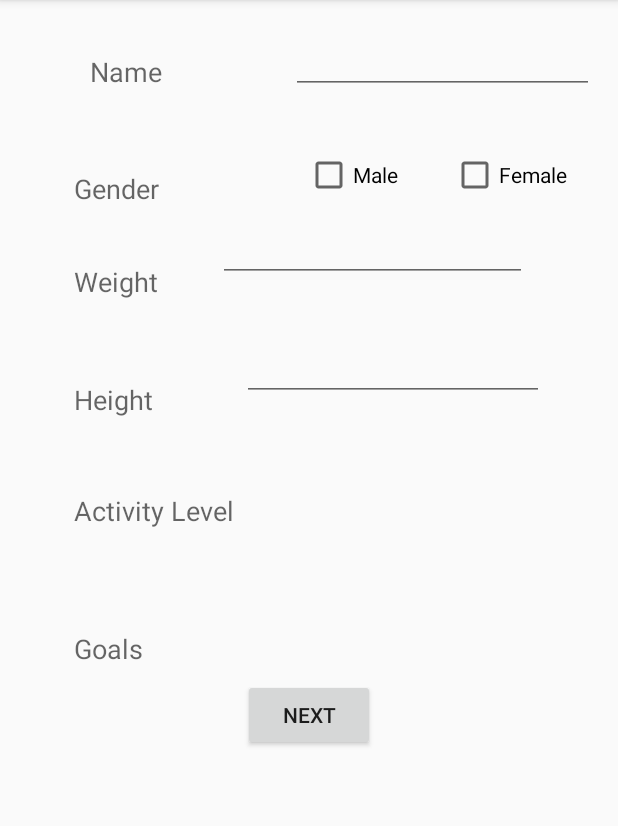
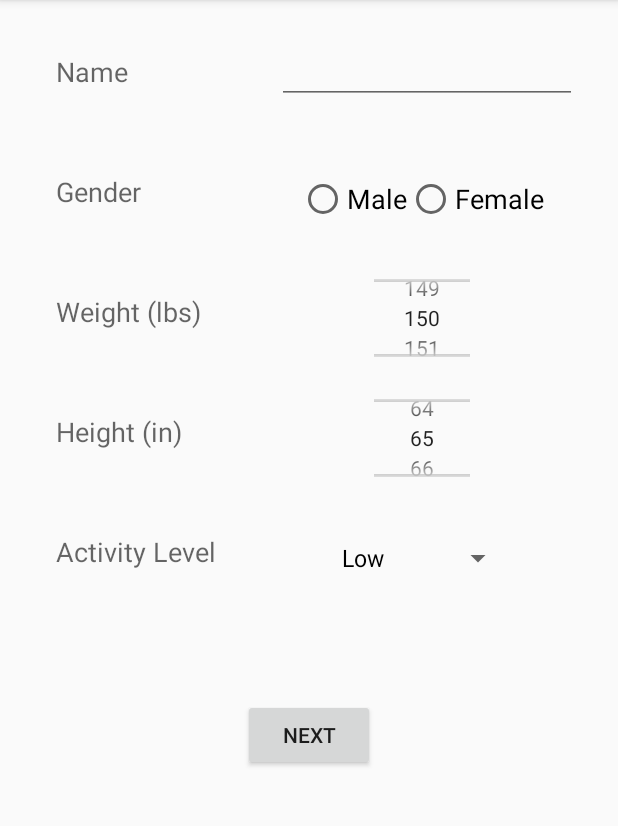
Before and after one commit to adityap92/mypersonaltrainer, an Android app: the screen it shows after launch (MainActivity), after a tap on "Sign in", on a phone screen of 412 x 824 dp, the part 84-910 px from its top. Run offline under Robolectric (Android 15) with nearby library versions, the phone set to English and light mode, and no system bars; our stand-ins replace ButterKnife.

Commit message:
added formatting to fragment_bio and edited User table to not include goals

```diff
--- a/app/src/main/java/io/mypersonaltrainer/mypersonaltrainer/BioFragment.java
+++ b/app/src/main/java/io/mypersonaltrainer/mypersonaltrainer/BioFragment.java
@@ -1,5 +1,6 @@
 package io.mypersonaltrainer.mypersonaltrainer;
 
+import android.content.Context;
 import android.os.Bundle;
 import android.support.annotation.Nullable;
 import android.support.v4.app.Fragment;
@@ -7,7 +8,10 @@ import android.support.v4.app.FragmentManager;
 import android.view.LayoutInflater;
 import android.view.View;
 import android.view.ViewGroup;
+import android.widget.ArrayAdapter;
 import android.widget.Button;
+import android.widget.NumberPicker;
+import android.widget.Spinner;
 
 import butterknife.BindView;
 import butterknife.ButterKnife;
@@ -22,6 +26,13 @@ public class BioFragment extends Fragment {
     private Unbinder unbinder;
     @BindView(R.id.bNext)
     Button bNext;
+    @BindView(R.id.npBioWeight)
+    NumberPicker npBioWeight;
+    @BindView(R.id.npBioHeight)
+    NumberPicker npBioHeight;
+    @BindView(R.id.spinner)
+    Spinner activityLevel;
+    Context mContext;
 
     public BioFragment(){}
 
@@ -30,6 +41,20 @@ public class BioFragment extends Fragment {
     public View onCreateView(LayoutInflater inflater, @Nullable ViewGroup container, @Nullable Bundle savedInstanceState) {
         View view = inflater.inflate(R.layout.fragment_bio, container, false);
         unbinder = ButterKnife.bind(this, view);
+
+        mContext = getContext();
+
+        npBioWeight.setMaxValue(400);
+        npBioWeight.setMinValue(0);
+        npBioWeight.setValue(150);
+
+        npBioHeight.setMaxValue(84);
+        npBioHeight.setMinValue(48);
+        npBioHeight.setValue(65);
+
+        ArrayAdapter<CharSequence> adapter = ArrayAdapter.createFromResource(mContext,
+                R.array.arr_activity_level, android.R.layout.simple_spinner_dropdown_item);
+        activityLevel.setAdapter(adapter);
 
         bNext.setOnClickListener(new View.OnClickListener() {
             @Override
--- a/app/src/main/java/io/mypersonaltrainer/mypersonaltrainer/data/DBContract.java
+++ b/app/src/main/java/io/mypersonaltrainer/mypersonaltrainer/data/DBContract.java
@@ -28,7 +28,6 @@ public class DBContract {
         public static final String COLUMN_USER_HEIGHT = "height";
         public static final String COLUMN_USER_WEIGHT = "weight";
         public static final String COLUMN_USER_ACTIVITY_LEVEL = "activityLevel";
-        public static final String COLUMN_USER_GOALS = "goals";
     }
 
     public static final class PlannerEntry implements BaseColumns {
@@ -50,7 +49,10 @@ public class DBContract {
 
         public static final String TABLE_NAME = "workout";
         public static final String COLUMN_DATE = "date";
-        public static final String COLUMN_EXERCISE_IDS = "exerciseIds";
+        public static final String COLUMN_EXERCISE_ID = "exerciseId";
+        public static final String COLUMN_WEIGHT = "weight";
+        public static final String COLUMN_SETS = "reps";
+        public static final String COLUMN_REPS = "sets";
     }
 
 }
--- a/app/src/main/java/io/mypersonaltrainer/mypersonaltrainer/data/FitnessContentProvider.java
+++ b/app/src/main/java/io/mypersonaltrainer/mypersonaltrainer/data/FitnessContentProvider.java
@@ -1,6 +1,7 @@
 package io.mypersonaltrainer.mypersonaltrainer.data;
 
 import android.content.ContentProvider;
+import android.content.ContentUris;
 import android.content.ContentValues;
 import android.content.Context;
 import android.content.UriMatcher;
@@ -31,6 +32,8 @@ public class FitnessContentProvider extends ContentProvider {
         uriMatcher.addURI(DBContract.AUTHORITY, DBContract.PATH_USERS +"/#", USERS);
         uriMatcher.addURI(DBContract.AUTHORITY, DBContract.PATH_PLANNER, PLANNER);
         uriMatcher.addURI(DBContract.AUTHORITY, DBContract.PATH_PLANNER +"/#", PLANNER);
+        uriMatcher.addURI(DBContract.AUTHORITY, DBContract.PATH_WORKOUT, WORKOUT);
+        uriMatcher.addURI(DBContract.AUTHORITY, DBContract.PATH_WORKOUT + "/#", WORKOUT);
 
         return uriMatcher;
     }
@@ -95,7 +98,25 @@ public class FitnessContentProvider extends ContentProvider {
     @Nullable
     @Override
     public Uri insert(@NonNull Uri uri, @Nullable ContentValues contentValues) {
-        return null;
+        final SQLiteDatabase db = database.getWritableDatabase();
+
+        int match = sUriMatcher.match(uri);
+
+        Uri returnUri;
+
+        switch(match){
+            case USERS:
+                long id = db.insert(DBContract.UsersEntry.TABLE_NAME, null, contentValues);
+
+                if(id > 0)
+                    returnUri = ContentUris.withAppendedId(DBContract.UsersEntry.CONTENT_URI, id);
+                else
+                    throw new android.database.SQLException("Failed to insert row into: " + uri);
+                break;
+            default:
+                throw new android.database.SQLException("Unknown URI: " + uri);
+        }
+        return returnUri;
     }
 
     @Override
--- a/app/src/main/java/io/mypersonaltrainer/mypersonaltrainer/data/PersonalFitnessDbHelper.java
+++ b/app/src/main/java/io/mypersonaltrainer/mypersonaltrainer/data/PersonalFitnessDbHelper.java
@@ -28,8 +28,7 @@ public class PersonalFitnessDbHelper extends SQLiteOpenHelper {
                 DBContract.UsersEntry.COLUMN_USER_GENDER + " TEXT NOT NULL, " +
                 DBContract.UsersEntry.COLUMN_USER_HEIGHT + " TEXT NOT NULL, " +
                 DBContract.UsersEntry.COLUMN_USER_WEIGHT + " TEXT NOT NULL, " +
-                DBContract.UsersEntry.COLUMN_USER_ACTIVITY_LEVEL + " TEXT NOT NULL, " +
-                DBContract.UsersEntry.COLUMN_USER_GOALS + " TEXT NOT NULL " +
+                DBContract.UsersEntry.COLUMN_USER_ACTIVITY_LEVEL + " TEXT NOT NULL " +
                 ");";
         //create Users Table
         db.execSQL(SQL_CREATE_USERS_TABLE);
@@ -45,14 +44,17 @@ public class PersonalFitnessDbHelper extends SQLiteOpenHelper {
         //create Planner Table
         db.execSQL(SQL_CREATE_PLANNER_TABLE);
 
-        //define Planner Table
+        //define Workout Table
         final String SQL_CREATE_WORKOUT_TABLE = "CREATE TABLE " +
                 DBContract.WorkoutEntry.TABLE_NAME + " (" +
                 DBContract.WorkoutEntry._ID + " INTEGER PRIMARY KEY AUTOINCREMENT, " +
                 DBContract.WorkoutEntry.COLUMN_DATE + " TEXT NOT NULL, " +
-                DBContract.WorkoutEntry.COLUMN_EXERCISE_IDS + " INTEGER NOT NULL " +
+                DBContract.WorkoutEntry.COLUMN_EXERCISE_ID + " INTEGER NOT NULL, " +
+                DBContract.WorkoutEntry.COLUMN_WEIGHT + " INTEGER NOT NULL, " +
+                DBContract.WorkoutEntry.COLUMN_SETS + " INTEGER NOT NULL, " +
+                DBContract.WorkoutEntry.COLUMN_REPS + " INTEGER NOT NULL " +
                 ");";
-        //create Planner Table
+        //create Workout Table
         db.execSQL(SQL_CREATE_WORKOUT_TABLE);
     }
 
--- a/app/src/main/res/layout/fragment_bio.xml
+++ b/app/src/main/res/layout/fragment_bio.xml
@@ -1,9 +1,13 @@
 <?xml version="1.0" encoding="utf-8"?>
-<android.support.constraint.ConstraintLayout xmlns:android="http://schemas.android.com/apk/res/android"
+<ScrollView
+    xmlns:android="http://schemas.android.com/apk/res/android"
     xmlns:app="http://schemas.android.com/apk/res-auto"
     xmlns:tools="http://schemas.android.com/tools"
     android:orientation="vertical" android:layout_width="match_parent"
     android:layout_height="match_parent">
+<android.support.constraint.ConstraintLayout
+    android:layout_height="match_parent"
+    android:layout_width="match_parent">
 
     <TextView
         android:layout_width="wrap_content"
@@ -11,22 +15,24 @@
         android:text="@string/name"
         android:textAppearance="@android:style/TextAppearance.Material.Medium"
         android:id="@+id/textView4"
-        android:layout_marginLeft="8dp"
-        app:layout_constraintLeft_toLeftOf="parent"
-        app:layout_constraintRight_toLeftOf="@+id/editText2"
-        android:layout_marginRight="8dp"
         app:layout_constraintTop_toTopOf="parent"
         android:layout_marginTop="35dp"
-        app:layout_constraintHorizontal_bias="0.401" />
+        android:layout_marginLeft="37dp"
+        app:layout_constraintLeft_toLeftOf="parent"
+        android:layout_marginStart="37dp" />
 
     <EditText
-        android:layout_width="202dp"
-        android:layout_height="27dp"
+        android:layout_width="200dp"
+        android:layout_height="40dp"
         android:id="@+id/editText2"
-        android:layout_marginRight="16dp"
+        android:paddingTop="10dp"
+        app:layout_constraintTop_toTopOf="@+id/textView4"
+        android:layout_marginTop="8dp"
+        app:layout_constraintBottom_toBottomOf="@+id/textView4"
+        android:layout_marginRight="27dp"
         app:layout_constraintRight_toRightOf="parent"
-        android:layout_marginTop="35dp"
-        app:layout_constraintTop_toTopOf="parent" />
+        app:layout_constraintVertical_bias="0.615"
+        android:layout_marginEnd="27dp" />
 
     <TextView
         android:layout_width="wrap_content"
@@ -34,33 +40,57 @@
         android:textAppearance="@android:style/TextAppearance.Material.Medium"
         android:text="@string/gender"
         android:id="@+id/textView"
-        android:layout_marginTop="53dp"
+        android:layout_marginTop="55dp"
         app:layout_constraintTop_toBottomOf="@+id/textView4"
-        android:layout_marginLeft="49dp"
-        app:layout_constraintLeft_toLeftOf="parent" />
+        app:layout_constraintLeft_toLeftOf="@+id/textView4" />
+
     <TextView
         android:layout_width="wrap_content"
         android:layout_height="wrap_content"
         android:textAppearance="@android:style/TextAppearance.Material.Medium"
         android:text="@string/weight"
         android:id="@+id/textView2"
-        android:layout_marginTop="37dp"
+        android:layout_marginTop="55dp"
         app:layout_constraintTop_toBottomOf="@+id/textView"
-        android:layout_marginLeft="49dp"
-        app:layout_constraintLeft_toLeftOf="parent" />
+        app:layout_constraintLeft_toLeftOf="@+id/textView" />
+    <NumberPicker
+        android:layout_width="wrap_content"
+        android:layout_height="60dp"
+        android:id="@+id/npBioWeight"
+        android:textAppearance="@android:style/TextAppearance.Material.Medium"
+        app:layout_constraintTop_toTopOf="@+id/textView2"
+        android:layout_marginTop="8dp"
+        app:layout_constraintBottom_toBottomOf="@+id/textView2"
+        android:layout_marginLeft="8dp"
+        app:layout_constraintLeft_toLeftOf="@+id/radioGroup"
+        android:layout_marginRight="8dp"
+        app:layout_constraintRight_toRightOf="@+id/radioGroup"
+        android:layout_marginStart="8dp"
+        android:layout_marginEnd="8dp" />
+
     <TextView
         android:layout_width="wrap_content"
         android:layout_height="wrap_content"
         android:textAppearance="@android:style/TextAppearance.Material.Medium"
         android:text="@string/height"
         android:id="@+id/textView5"
-        android:layout_marginTop="54dp"
+        android:layout_marginTop="55dp"
         app:layout_constraintTop_toBottomOf="@+id/textView2"
-        android:layout_marginLeft="49dp"
-        app:layout_constraintLeft_toLeftOf="parent"
-        app:layout_constraintRight_toLeftOf="@+id/editText3"
-        android:layout_marginRight="8dp"
-        app:layout_constraintHorizontal_bias="0.0" />
+        app:layout_constraintLeft_toLeftOf="@+id/textView2" />
+
+    <NumberPicker
+        android:layout_width="wrap_content"
+        android:layout_height="60dp"
+        android:textAppearance="@android:style/TextAppearance.Material.Medium"
+        app:layout_constraintTop_toTopOf="@+id/textView5"
+        android:layout_marginTop="8dp"
+        app:layout_constraintBottom_toBottomOf="@+id/textView5"
+        android:layout_marginLeft="8dp"
+        app:layout_constraintLeft_toLeftOf="@+id/npBioWeight"
+        app:layout_constraintRight_toRightOf="@+id/npBioWeight"
+        android:layout_marginStart="8dp"
+        android:layout_marginEnd="8dp"
+        android:id="@+id/npBioHeight" />
 
     <TextView
         android:layout_width="wrap_content"
@@ -68,78 +98,65 @@
         android:textAppearance="@android:style/TextAppearance.Material.Medium"
         android:text="@string/activity_levels"
         android:id="@+id/textView3"
-        android:layout_marginTop="49dp"
+        android:layout_marginTop="55dp"
         app:layout_constraintTop_toBottomOf="@+id/textView5"
-        android:layout_marginLeft="49dp"
-        app:layout_constraintLeft_toLeftOf="parent" />
-
-    <TextView
-        android:layout_width="wrap_content"
-        android:layout_height="wrap_content"
-        android:textAppearance="@android:style/TextAppearance.Material.Medium"
-        android:text="@string/goals"
-        android:id="@+id/textView6"
-        android:layout_marginTop="67dp"
-        app:layout_constraintTop_toBottomOf="@+id/textView3"
-        android:layout_marginLeft="49dp"
-        app:layout_constraintLeft_toLeftOf="parent" />
-
-    <CheckBox
-        android:id="@+id/checkBox"
-        android:layout_width="wrap_content"
-        android:layout_height="wrap_content"
-        android:text="Male"
-        android:layout_marginTop="38dp"
-        app:layout_constraintTop_toBottomOf="@+id/editText2"
-        app:layout_constraintRight_toLeftOf="@+id/checkBox2"
-        android:layout_marginRight="35dp" />
-
-    <CheckBox
-        android:id="@+id/checkBox2"
-        android:layout_width="wrap_content"
-        android:layout_height="wrap_content"
-        android:text="Female"
-        android:layout_marginTop="38dp"
-        app:layout_constraintTop_toBottomOf="@+id/editText2"
-        android:layout_marginRight="34dp"
-        app:layout_constraintRight_toRightOf="parent" />
-
-    <EditText
-        android:id="@+id/editText"
-        android:layout_width="206dp"
-        android:layout_height="29dp"
-        android:ems="10"
-        android:inputType="number"
-        android:layout_marginRight="8dp"
-        app:layout_constraintRight_toRightOf="parent"
-        android:layout_marginLeft="8dp"
-        android:layout_marginTop="26dp"
-        app:layout_constraintTop_toBottomOf="@+id/checkBox2"
-        app:layout_constraintHorizontal_bias="0.379"
-        app:layout_constraintLeft_toRightOf="@+id/textView2" />
-
-    <EditText
-        android:id="@+id/editText3"
-        android:layout_width="201dp"
-        android:layout_height="34dp"
-        android:ems="10"
-        android:inputType="number"
-        android:layout_marginRight="49dp"
-        app:layout_constraintRight_toRightOf="parent"
-        android:layout_marginTop="45dp"
-        app:layout_constraintTop_toBottomOf="@+id/editText" />
+        app:layout_constraintLeft_toLeftOf="@+id/textView5" />
 
     <Button
         android:id="@+id/bNext"
         android:layout_width="wrap_content"
         android:layout_height="wrap_content"
+        android:text="@string/next"
+        android:layout_marginTop="86dp"
+        app:layout_constraintTop_toBottomOf="@+id/textView3"
         android:layout_marginLeft="8dp"
+        app:layout_constraintLeft_toLeftOf="parent"
         android:layout_marginRight="8dp"
+        app:layout_constraintRight_toRightOf="parent"
+        android:layout_marginStart="8dp"
+        android:layout_marginEnd="8dp" />
+
+    <RadioGroup
+        android:layout_width="wrap_content"
+        android:layout_height="wrap_content"
+        android:orientation="horizontal"
+        app:layout_constraintTop_toTopOf="@+id/textView"
         android:layout_marginTop="8dp"
-        android:text="@string/next"
-        app:layout_constraintLeft_toLeftOf="parent"
-        app:layout_constraintRight_toRightOf="parent"
-        app:layout_constraintTop_toBottomOf="@+id/textView6" />
+        app:layout_constraintBottom_toBottomOf="@+id/textView"
+        app:layout_constraintLeft_toLeftOf="@+id/editText2"
+        app:layout_constraintVertical_bias="0.444"
+        android:layout_marginRight="8dp"
+        app:layout_constraintRight_toRightOf="@+id/editText2"
+        android:id="@+id/radioGroup"
+        android:layout_marginEnd="8dp">
+
+        <RadioButton
+            android:layout_width="wrap_content"
+            android:layout_height="wrap_content"
+            android:text="@string/male"
+            android:textAppearance="@android:style/TextAppearance.Material.Medium"/>
+
+        <RadioButton
+            android:layout_width="wrap_content"
+            android:layout_height="wrap_content"
+            android:text="@string/female"
+            android:textAppearance="@android:style/TextAppearance.Material.Medium"/>
+    </RadioGroup>
+
+    <Spinner
+        android:id="@+id/spinner"
+        android:layout_width="wrap_content"
+        android:layout_height="wrap_content"
+        app:layout_constraintTop_toTopOf="@+id/textView3"
+        android:textAppearance="@android:style/TextAppearance.Material.Medium"
+        android:layout_marginTop="8dp"
+        app:layout_constraintBottom_toBottomOf="@+id/textView3"
+        android:layout_marginBottom="0dp"
+        android:layout_marginRight="0dp"
+        app:layout_constraintRight_toRightOf="@+id/npBioHeight"
+        android:layout_marginLeft="0dp"
+        app:layout_constraintLeft_toLeftOf="@+id/npBioHeight" />
 
 
 </android.support.constraint.ConstraintLayout>
+</ScrollView>
--- a/app/src/main/res/values/arrays.xml
+++ b/app/src/main/res/values/arrays.xml
@@ -9,4 +9,10 @@
         <item>Friday</item>
         <item>Saturday</item>
     </string-array>
+
+    <string-array name="arr_activity_level">
+        <item>Low</item>
+        <item>Medium</item>
+        <item>High</item>
+    </string-array>
 </resources>
--- a/app/src/main/res/values/strings.xml
+++ b/app/src/main/res/values/strings.xml
@@ -13,11 +13,13 @@
 
     <string name="name">Name</string>
     <string name="gender">Gender</string>
-    <string name="weight">Weight</string>
-    <string name="height">Height</string>
+    <string name="weight">Weight (lbs)</string>
+    <string name="height">Height (in)</string>
     <string name="activity_levels">Activity Level</string>
     <string name="goals">Goals</string>
     <string name="instructions">Instructions:</string>
+    <string name="male">Male</string>
+    <string name="female">Female</string>
 
     <string name="next">NEXT</string>
     <string name="sign_out">Sign Out</string>
```
